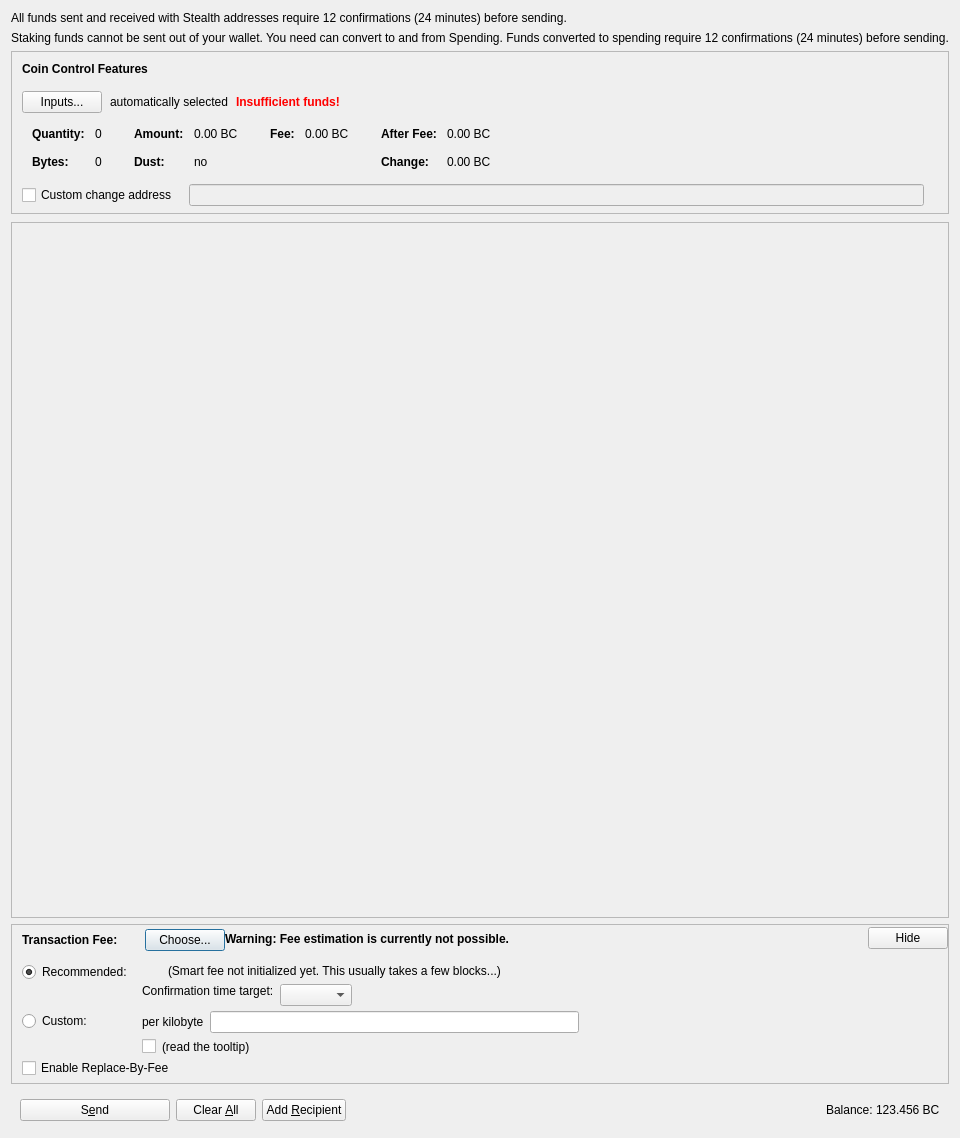
Old version of the form src/qt/forms/sendcoinsdialog.ui in the repository Bitcoin-Confidential/BitcoinC-Core.
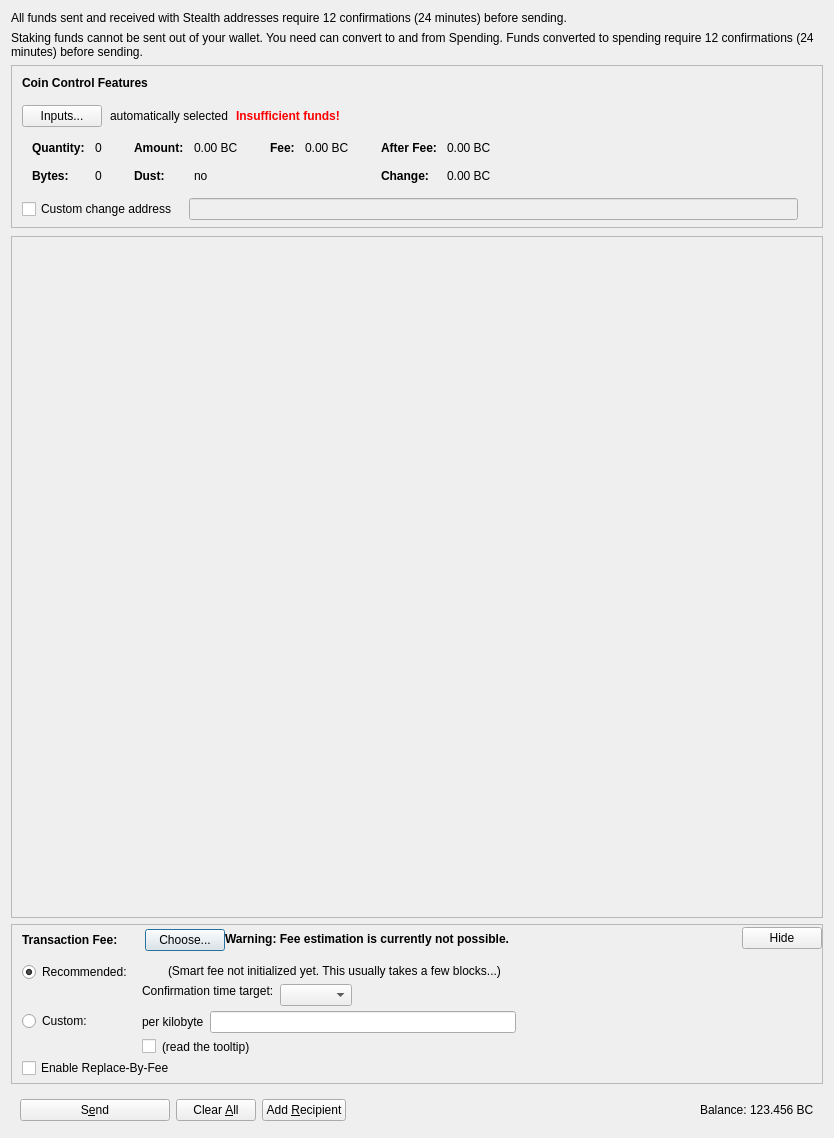
New version of the form. Icons and pictures are not drawn. Custom widgets are drawn as their Qt base class.

Commit message: qt: Enable wordWrap for the info label in sendcoins dialog

Diff of the .ui file:
```diff
--- a/src/qt/forms/sendcoinsdialog.ui
+++ b/src/qt/forms/sendcoinsdialog.ui
@@ -29,6 +29,9 @@
 	   <property name="text">
 	   <string>Staking funds cannot be sent out of your wallet. You need can convert to and from Spending. Funds converted to spending require 12 confirmations (24 minutes) before sending.</string>
 	   </property>
+     <property name="wordWrap">
+      <bool>true</bool>
+     </property>
 	</widget>
    </item>
    <item>
```
Lines whose indentation alone changed are shown as unchanged.
